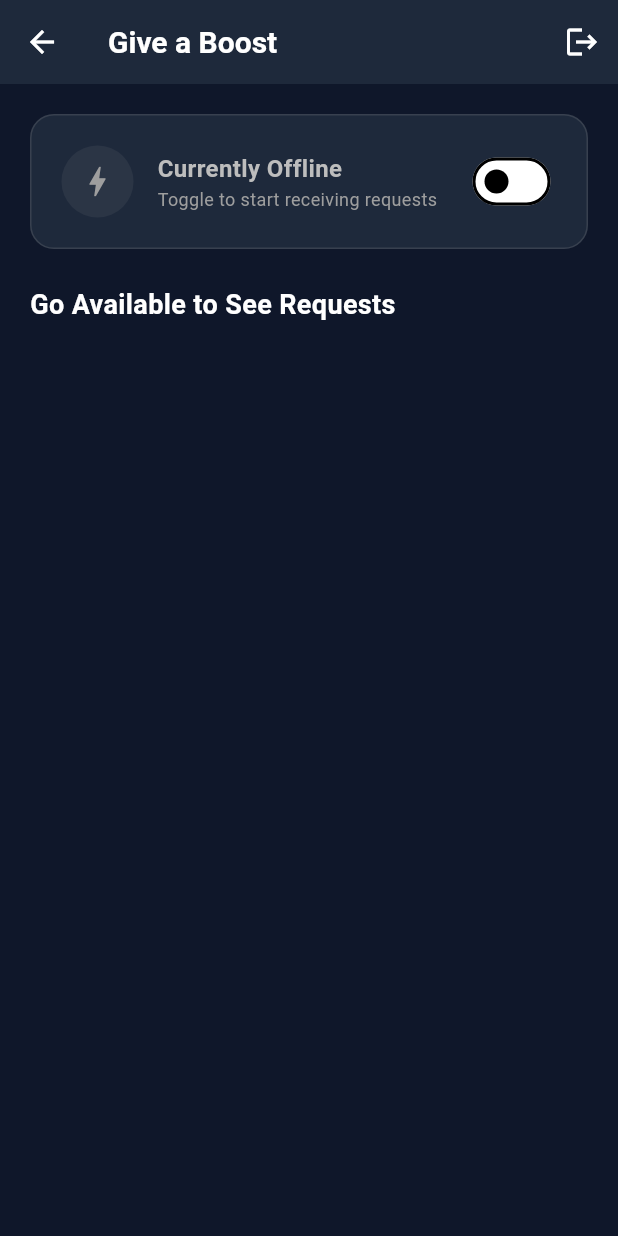
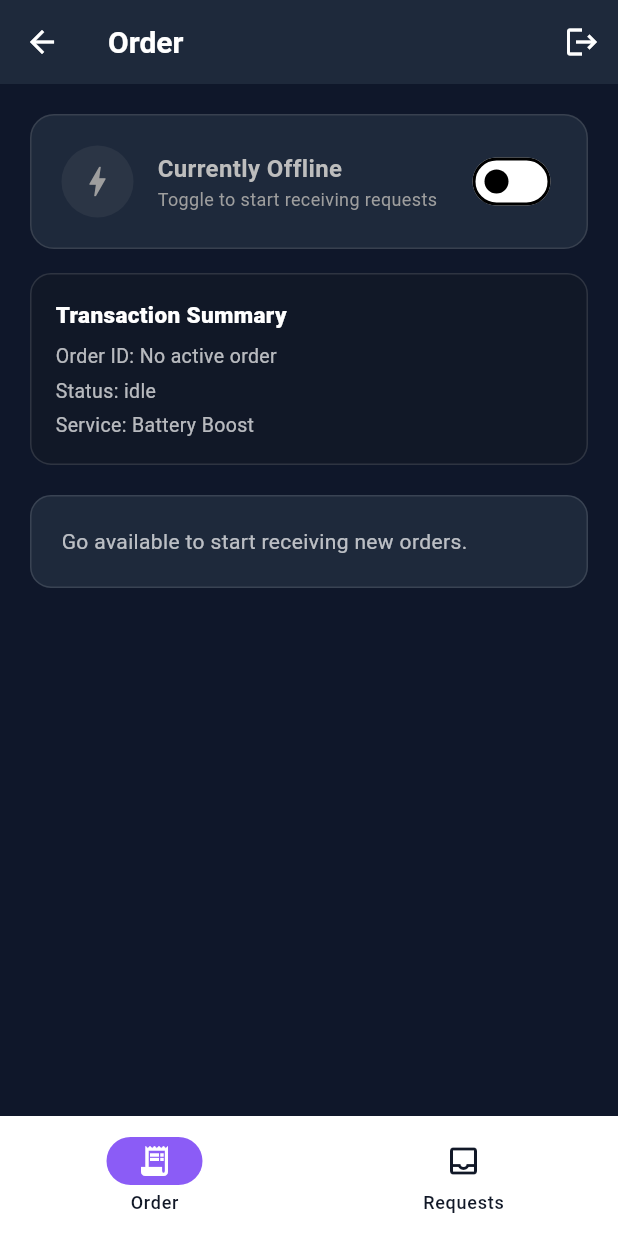
Before and after one commit to vitaprojects/boosstter, a Flutter app: the DriverScreen screen opened directly, on a phone screen of 412 x 824 dp. Run offline on Flutter 3.47's test engine with Material 3 defaults, Android fonts, the phone set to English and light mode, and no system bars; our stand-ins replace cloud_firestore, cloud_functions, firebase_auth, firebase_core, firebase_database, geocoding and 2 more; missing offline and left inert: flutter_stripe; accounts and stored records are empty.

Commit message:
feat: add Requests/Order primary tabs with transaction status views

```diff
--- a/booster_app/lib/driver_screen.dart
+++ b/booster_app/lib/driver_screen.dart
@@ -16,6 +16,7 @@ class _DriverScreenState extends State<DriverScreen> {
   bool _isAvailable = false;
   Timer? _locationTimer;
   Position? _currentPosition;
+  int _providerTabIndex = 0; // 0=Order, 1=Requests
 
   // Active job state
   String? _activeRequestId;
@@ -220,8 +221,10 @@ class _DriverScreenState extends State<DriverScreen> {
       backgroundColor: const Color(0xFF0F172A),
       appBar: AppBar(
         backgroundColor: const Color(0xFF1E293B),
-        title: const Text('Give a Boost',
-            style: TextStyle(color: Colors.white, fontWeight: FontWeight.bold)),
+        title: Text(
+          _providerTabIndex == 0 ? 'Order' : 'Requests',
+          style: const TextStyle(color: Colors.white, fontWeight: FontWeight.bold),
+        ),
         iconTheme: const IconThemeData(color: Colors.white),
         actions: [
           IconButton(
@@ -248,16 +251,99 @@ class _DriverScreenState extends State<DriverScreen> {
           ),
         ],
       ),
-      body: ListView(
+      body: _providerTabIndex == 0 ? _buildOrderPage() : _buildRequestsPage(),
+      bottomNavigationBar: NavigationBar(
+        selectedIndex: _providerTabIndex,
+        onDestinationSelected: (index) {
+          setState(() => _providerTabIndex = index);
+        },
+        destinations: const [
+          NavigationDestination(
+            icon: Icon(Icons.receipt_long_outlined),
+            selectedIcon: Icon(Icons.receipt_long),
+            label: 'Order',
+          ),
+          NavigationDestination(
+            icon: Icon(Icons.inbox_outlined),
+            selectedIcon: Icon(Icons.inbox),
+            label: 'Requests',
+          ),
+        ],
+      ),
+    );
+  }
+
+  Widget _buildOrderPage() {
+    return ListView(
       padding: const EdgeInsets.all(20),
       children: [
         _buildAvailabilityCard(),
-          const SizedBox(height: 24),
+        const SizedBox(height: 16),
+        Container(
+          padding: const EdgeInsets.all(16),
+          decoration: BoxDecoration(
+            color: const Color(0xFF111827),
+            borderRadius: BorderRadius.circular(14),
+            border: Border.all(color: Colors.white12),
+          ),
+          child: Column(
+            crossAxisAlignment: CrossAxisAlignment.start,
+            children: [
+              const Text(
+                'Transaction Summary',
+                style: TextStyle(
+                  color: Colors.white,
+                  fontWeight: FontWeight.w800,
+                  fontSize: 15,
+                ),
+              ),
+              const SizedBox(height: 8),
+              Text(
+                'Order ID: ${_activeRequestId ?? 'No active order'}',
+                style: const TextStyle(color: Colors.white70, fontSize: 13),
+              ),
+              const SizedBox(height: 4),
+              Text(
+                'Status: ${_activeRequestStatus ?? 'idle'}',
+                style: const TextStyle(color: Colors.white70, fontSize: 13),
+              ),
+              const SizedBox(height: 4),
+              Text(
+                'Service: Battery Boost',
+                style: const TextStyle(color: Colors.white70, fontSize: 13),
+              ),
+            ],
+          ),
+        ),
+        const SizedBox(height: 20),
         if (_hasActiveJob) ...[
           _buildActiveJobCard(),
-            const SizedBox(height: 24),
+        ] else ...[
+          Container(
+            padding: const EdgeInsets.all(20),
+            decoration: BoxDecoration(
+              color: const Color(0xFF1E293B),
+              borderRadius: BorderRadius.circular(14),
+              border: Border.all(color: Colors.white12),
+            ),
+            child: Text(
+              _isAvailable
+                  ? 'No active orders right now. Keep Requests tab open to catch new jobs quickly.'
+                  : 'Go available to start receiving new orders.',
+              style: const TextStyle(color: Colors.white70),
+            ),
+          ),
         ],
-          if (!_hasActiveJob) ...[
+      ],
+    );
+  }
+
+  Widget _buildRequestsPage() {
+    return ListView(
+      padding: const EdgeInsets.all(20),
+      children: [
+        _buildAvailabilityCard(),
+        const SizedBox(height: 20),
         Text(
           _isAvailable ? 'Incoming Requests' : 'Go Available to See Requests',
           style: const TextStyle(
@@ -269,8 +355,6 @@ class _DriverScreenState extends State<DriverScreen> {
         const SizedBox(height: 12),
         if (_isAvailable) _buildIncomingRequestsList(),
       ],
-        ],
-      ),
     );
   }
 
```
Also changed, not shown: booster_app/lib/customer_screen.dart (+99 -61 lines). Lines whose indentation alone changed are shown as unchanged.
